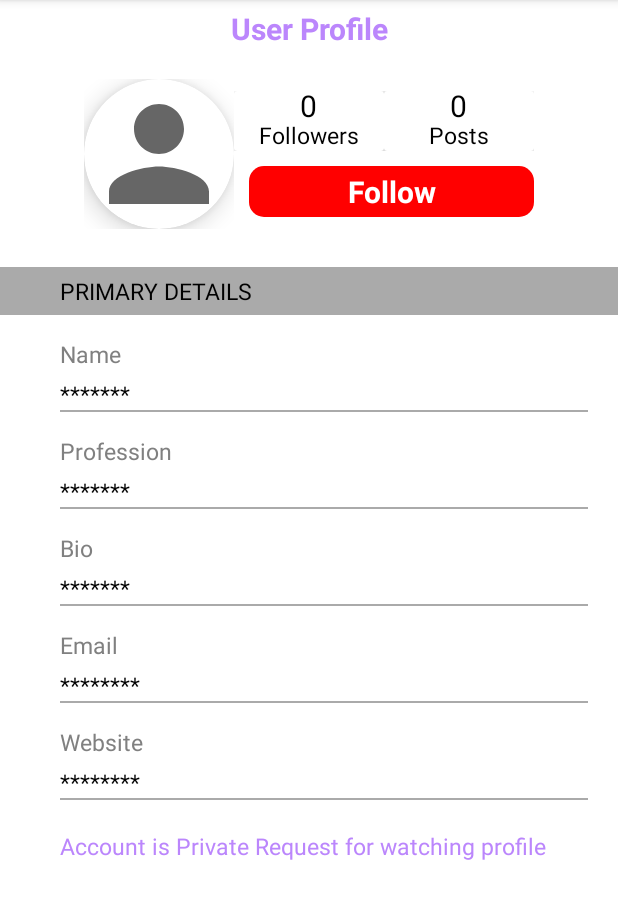
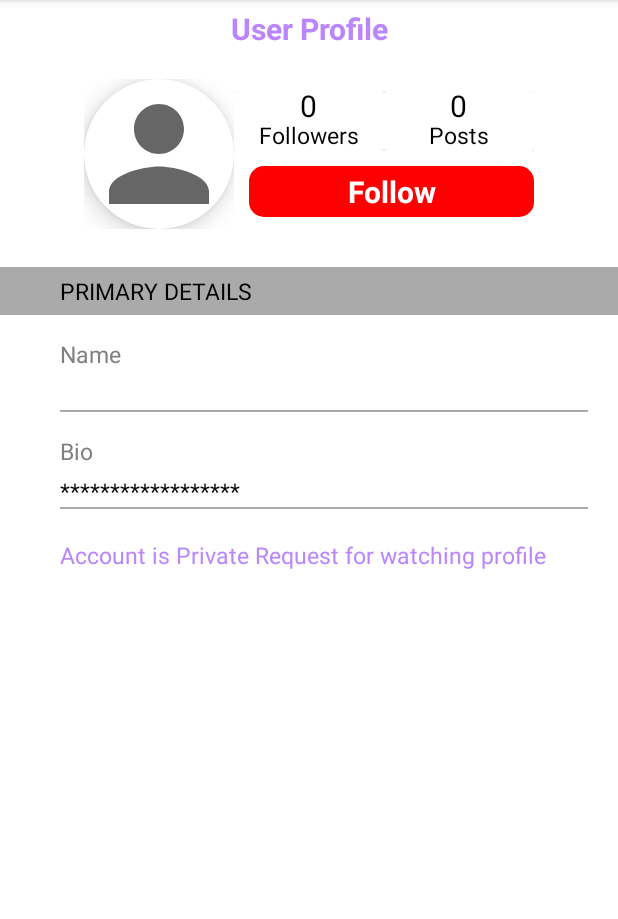
Before and after one commit to SHAANRAASTI/Daffy, an Android app: the ShowUser screen opened directly, with no data from a screen before it, on a phone screen of 412 x 824 dp, the part 84-1003 px from its top. Run offline under Robolectric (Android 15) with nearby library versions, the phone set to English and light mode, and no system bars; our stand-ins replace Firebase (no records; nobody signed in at launch, a user with empty details on screens opened directly), Picasso; libraries missing offline, so code that uses them is left out: soup.neumorphism; plain views replace NeumorphCardView; pictures from the network do not load; Roboto replaces fonts that are not available here.

Commit message:
fixed bugs

```diff
--- a/app/src/main/AndroidManifest.xml
+++ b/app/src/main/AndroidManifest.xml
@@ -5,7 +5,7 @@
     <uses-permission android:name="android.permission.INTERNET" />
     <uses-permission android:name="android.permission.CAMERA" />
     <uses-permission android:name="android.permission.WRITE_EXTERNAL_STORAGE" />
-    <uses-permission android:name="android.permission.RECORD_AUDIO"/>
+
     <application
         android:name=".OfflineSupport"
         android:allowBackup="true"
--- a/app/src/main/res/layout/activity_show_user.xml
+++ b/app/src/main/res/layout/activity_show_user.xml
@@ -178,7 +178,7 @@
         android:layout_width="match_parent"
         android:layout_height="wrap_content"
         android:textColor="@android:color/black"
-        android:text="*******"
+        android:text=""
         android:textSize="15sp"
         android:layout_marginStart="20dp"
         android:drawablePadding="20dp"
@@ -187,7 +187,7 @@
         android:id="@+id/name_tv_showprofile"
         />
 
-    <TableRow
+   <!-- <TableRow
         android:layout_width="match_parent"
         android:layout_height="1dp"
         android:layout_marginStart="40dp"
@@ -219,7 +219,7 @@
         android:paddingStart="20dp"
         android:textAlignment="viewStart"
         android:id="@+id/bio_tv_showprofile"
-        />
+        />-->
 
     <TableRow
         android:layout_width="match_parent"
@@ -244,16 +244,16 @@
         android:layout_width="match_parent"
         android:layout_height="wrap_content"
         android:textColor="@android:color/black"
-        android:text="*******"
+        android:text="******************"
         android:textSize="15sp"
         android:layout_marginStart="20dp"
         android:drawablePadding="20dp"
         android:paddingStart="20dp"
         android:textAlignment="viewStart"
-        android:id="@+id/age_tv_showprofile"
+        android:id="@+id/bio_tv_showprofile"
         />
 
-    <TableRow
+    <!--<TableRow
         android:layout_width="match_parent"
         android:layout_height="1dp"
         android:layout_marginStart="40dp"
@@ -285,9 +285,9 @@
         android:textSize="15sp"
         android:layout_marginLeft="0dp"
         android:id="@+id/email_tv_showProfile"
-        />
+        />-->
 
-    <TableRow
+    <!--<TableRow
         android:layout_width="match_parent"
         android:layout_height="1dp"
         android:layout_marginBottom="10dp"
@@ -318,7 +318,7 @@
         android:paddingStart="20dp"
         android:textSize="15sp"
         android:id="@+id/website_tv_showprofile"
-        />
+        /> -->
 
     <TableRow
         android:layout_width="match_parent"
@@ -329,7 +329,7 @@
         android:background="@android:color/darker_gray"/>
 
 
-    <TextView
+   <TextView
         android:layout_width="match_parent"
         android:layout_height="wrap_content"
         android:textColor="@color/purple_200"
```
Also changed, not shown: app/src/main/java/com/shaan/daffy/ShowUser.java (+16 -16 lines), 133 other files.
